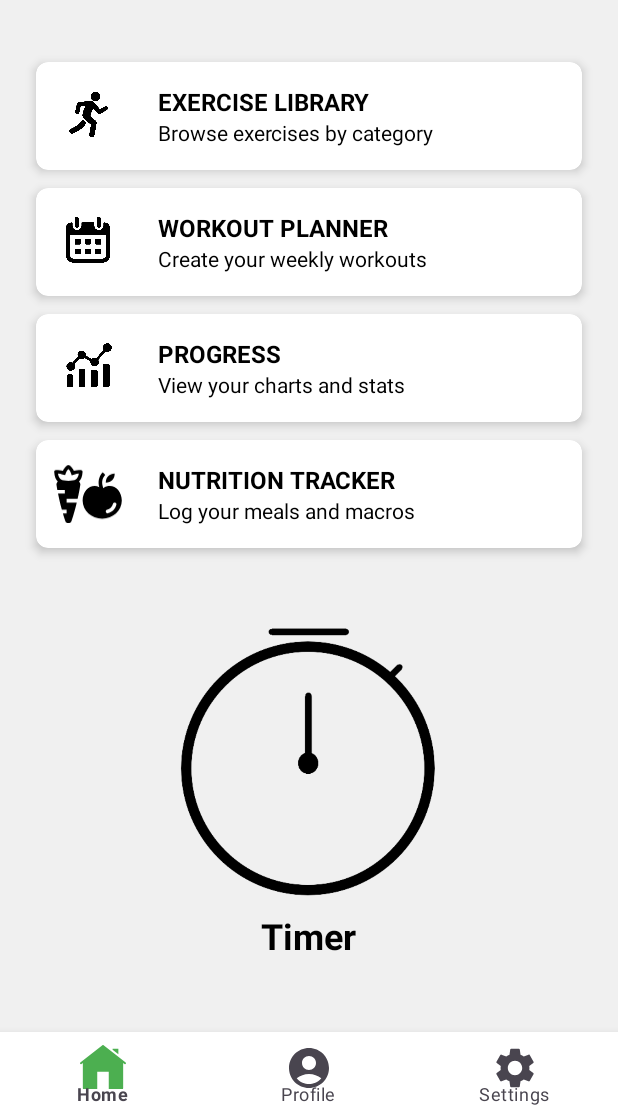
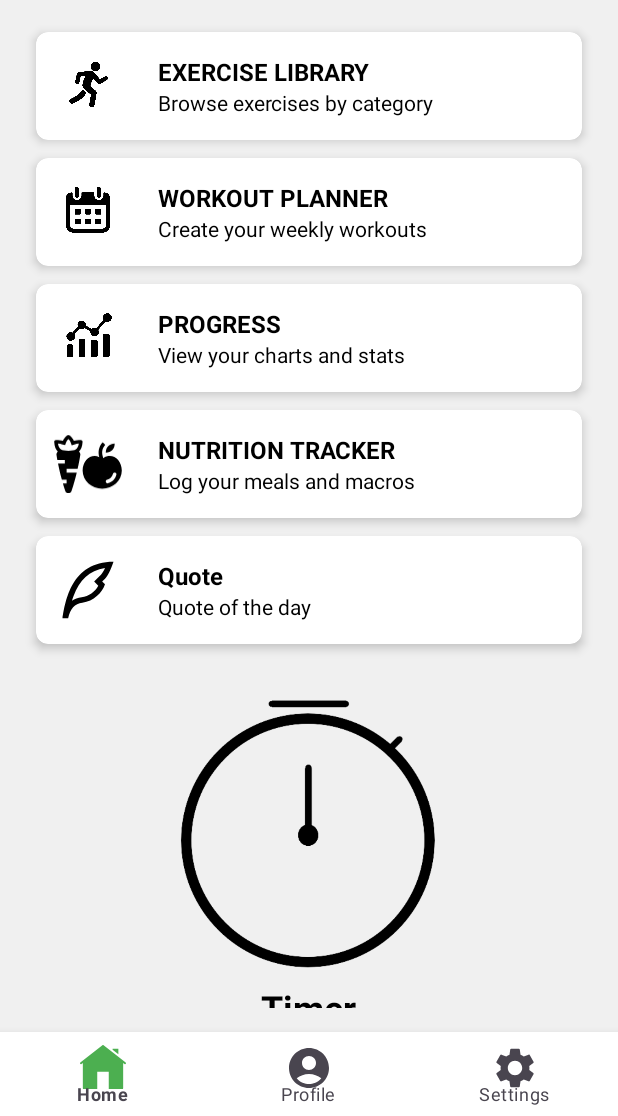
Before and after one commit to AndrijaDordevic/FitTrack, an Android app: the DashboardFragment screen opened through its navigation route, on a phone screen of 412 x 824 dp, the part 120-1236 px from its top. Run offline under Robolectric (Android 15) with nearby library versions, the phone set to English and light mode, and no system bars; our stand-ins replace Firebase (no records; nobody signed in at launch, a user with empty details on screens opened directly); 1 statement that could not run was skipped.

Commit message:
Added quote of the day

```diff
--- a/app/build.gradle
+++ b/app/build.gradle
@@ -58,6 +58,8 @@ dependencies {
     implementation libs.google.firebase.auth
     implementation libs.playServicesAuth
 
+    implementation libs.okhttp
+
 
     implementation libs.preference
     implementation libs.material
--- a/app/src/main/AndroidManifest.xml
+++ b/app/src/main/AndroidManifest.xml
@@ -1,5 +1,7 @@
 <manifest xmlns:android="http://schemas.android.com/apk/res/android"
     xmlns:tools="http://schemas.android.com/tools">
+
+    <uses-permission android:name="android.permission.INTERNET" />
 
     <uses-permission android:name="android.permission.POST_NOTIFICATIONS" />
 
@@ -9,6 +11,7 @@
         android:fullBackupContent="@xml/backup_rules"
         android:icon="@mipmap/ic_launcher"
         android:label="@string/app_name"
+        android:networkSecurityConfig="@xml/network_security_config"
         android:roundIcon="@mipmap/ic_launcher_round"
         android:supportsRtl="true"
         android:theme="@style/Theme.MyApplication"
--- /dev/null
+++ b/app/src/main/java/com/myapp/fitnessapp/data/QuoteRepository.java
@@ -0,0 +1,55 @@
+package com.myapp.fitnessapp.data;
+
+import android.content.Context;
+import android.content.SharedPreferences;
+import java.time.LocalDate;
+
+public class QuoteRepository {
+    private static final String PREFS_NAME   = "daily_quote_prefs";
+    private static final String KEY_DATE     = "quote_date";
+    private static final String KEY_QUOTE    = "quote_text";
+    private static final String KEY_AUTHOR   = "quote_author";
+
+    private final SharedPreferences prefs;
+    private final QuoteService       service;
+
+    public QuoteRepository(Context ctx) {
+        prefs   = ctx.getSharedPreferences(PREFS_NAME, Context.MODE_PRIVATE);
+        service = new QuoteService();
+    }
+
+    /**
+     * If we already fetched today’s quote, return it immediately.
+     * Otherwise fetch from network, save it, then return it.
+     */
+    public void getDailyQuote(QuoteService.QuoteCallback callback) {
+        String savedDate = prefs.getString(KEY_DATE, "");
+        String today     = LocalDate.now().toString(); // e.g. "2025-05-14"
+
+        if (today.equals(savedDate)) {
+            // already have today’s quote
+            String content = prefs.getString(KEY_QUOTE, "");
+            String author  = prefs.getString(KEY_AUTHOR, "");
+            callback.onSuccess(content, author);
+        } else {
+            // fetch fresh one
+            service.fetchQuote(new QuoteService.QuoteCallback() {
+                @Override
+                public void onSuccess(String content, String author) {
+                    // save for tomorrow
+                    prefs.edit()
+                            .putString(KEY_DATE,   today)
+                            .putString(KEY_QUOTE,  content)
+                            .putString(KEY_AUTHOR, author)
+                            .apply();
+                    callback.onSuccess(content, author);
+                }
+
+                @Override
+                public void onError(Exception e) {
+                    callback.onError(e);
+                }
+            });
+        }
+    }
+}
--- /dev/null
+++ b/app/src/main/java/com/myapp/fitnessapp/data/QuoteService.java
@@ -0,0 +1,59 @@
+package com.myapp.fitnessapp.data;
+
+import android.util.Log;
+import okhttp3.Call;
+import okhttp3.OkHttpClient;
+import okhttp3.Request;
+import okhttp3.Response;
+import org.json.JSONObject;
+import java.io.IOException;
+
+public class QuoteService {
+    // Forismatic over HTTP
+    private static final String URL =
+            "http://api.forismatic.com/api/1.0/"
+                    + "?method=getQuote&format=json&lang=en";
+
+    private final OkHttpClient client = new OkHttpClient();
+
+    public interface QuoteCallback {
+        void onSuccess(String content, String author);
+        void onError(Exception e);
+    }
+
+    public void fetchQuote(QuoteCallback callback) {
+        Request request = new Request.Builder()
+                .url(URL)
+                .build();
+
+        client.newCall(request).enqueue(new okhttp3.Callback() {
+            @Override public void onFailure(Call call, IOException e) {
+                Log.e("QuoteService", "Network failure", e);
+                callback.onError(e);
+            }
+            @Override public void onResponse(Call call, Response response) {
+                try {
+                    if (!response.isSuccessful()) {
+                        String body = response.body() != null
+                                ? response.body().string()
+                                : "‹empty›";
+                        IOException ex = new IOException(
+                                "HTTP " + response.code() + ": " + body);
+                        Log.e("QuoteService", "Bad response", ex);
+                        callback.onError(ex);
+                        return;
+                    }
+                    String json = response.body().string();
+                    // Forismatic returns a single object
+                    JSONObject obj = new JSONObject(json);
+                    String content = obj.optString("quoteText", "No quote");
+                    String author  = obj.optString("quoteAuthor", "Unknown");
+                    callback.onSuccess(content, author);
+                } catch (Exception e) {
+                    Log.e("QuoteService", "Parsing error", e);
+                    callback.onError(e);
+                }
+            }
+        });
+    }
+}
--- a/app/src/main/java/com/myapp/fitnessapp/fragments/DashboardFragment.java
+++ b/app/src/main/java/com/myapp/fitnessapp/fragments/DashboardFragment.java
@@ -4,55 +4,98 @@ import android.os.Bundle;
 import android.view.LayoutInflater;
 import android.view.View;
 import android.view.ViewGroup;
+import android.widget.Toast;
+
 import androidx.annotation.NonNull;
 import androidx.annotation.Nullable;
+import androidx.appcompat.app.AlertDialog;
 import androidx.cardview.widget.CardView;
 import androidx.fragment.app.Fragment;
 import androidx.navigation.NavController;
 import androidx.navigation.fragment.NavHostFragment;
 
 import com.myapp.fitnessapp.R;
+import com.myapp.fitnessapp.data.QuoteRepository;
+import com.myapp.fitnessapp.data.QuoteService;
 
 public class DashboardFragment extends Fragment {
 
-    private CardView cardNutritionTracker, cardExerciseLibrary, cardWorkoutPlanner, cardProgress;
+    private CardView cardExerciseLibrary,
+            cardWorkoutPlanner,
+            cardProgress,
+            cardNutritionTracker,
+            cardQuoteOfDay;
     private View btnTimer;
+    private NavController navController;
+
+    // Holds today's quote once loaded
+    private String dailyQuoteContent;
+    private String dailyQuoteAuthor;
 
     @Nullable
     @Override
-    public View onCreateView(@NonNull LayoutInflater inflater, @Nullable ViewGroup container, @Nullable Bundle savedInstanceState) {
-        // Inflate the fragment's layout
+    public View onCreateView(@NonNull LayoutInflater inflater,
+                             @Nullable ViewGroup container,
+                             @Nullable Bundle savedInstanceState) {
         return inflater.inflate(R.layout.fragment_dashboard, container, false);
     }
 
     @Override
-    public void onViewCreated(@NonNull View view, @Nullable Bundle savedInstanceState) {
+    public void onViewCreated(@NonNull View view,
+                              @Nullable Bundle savedInstanceState) {
         super.onViewCreated(view, savedInstanceState);
 
-        NavController navController = NavHostFragment.findNavController(this);
+        // 1) Navigation controller
+        navController = NavHostFragment.findNavController(this);
 
-
+        // 2) Find your cards & timer
         cardExerciseLibrary  = view.findViewById(R.id.cardExerciseLibrary);
         cardWorkoutPlanner   = view.findViewById(R.id.cardWorkoutPlanner);
         cardProgress         = view.findViewById(R.id.cardProgress);
         cardNutritionTracker = view.findViewById(R.id.cardNutritionTracker);
+        cardQuoteOfDay       = view.findViewById(R.id.cardQuoteOfDay);
         btnTimer             = view.findViewById(R.id.btnTimer);
 
+        // 3) Wire up nav on the main cards
         cardExerciseLibrary.setOnClickListener(v ->
-                navController.navigate(R.id.action_dashboard_to_exerciseLibrary)
-        );
+                navController.navigate(R.id.action_dashboard_to_exerciseLibrary));
         cardWorkoutPlanner.setOnClickListener(v ->
-                navController.navigate(R.id.action_dashboard_to_workoutPlanner)
-        );
+                navController.navigate(R.id.action_dashboard_to_workoutPlanner));
         cardProgress.setOnClickListener(v ->
-                navController.navigate(R.id.action_dashboard_to_progress)
-        );
+                navController.navigate(R.id.action_dashboard_to_progress));
         cardNutritionTracker.setOnClickListener(v ->
-                navController.navigate(R.id.action_dashboard_to_nutritionTracker)
-        );
+                navController.navigate(R.id.action_dashboard_to_nutritionTracker));
         btnTimer.setOnClickListener(v ->
-                navController.navigate(R.id.action_dashboard_to_timer)
-        );
+                navController.navigate(R.id.action_dashboard_to_timer));
 
+        // 4) Fetch & cache one quote per day
+        QuoteRepository repo = new QuoteRepository(requireContext());
+        repo.getDailyQuote(new QuoteService.QuoteCallback() {
+            @Override
+            public void onSuccess(String content, String author) {
+                dailyQuoteContent = content;
+                dailyQuoteAuthor  = author;
+            }
+            @Override
+            public void onError(Exception e) {
+                // leave content null to indicate failure
+                dailyQuoteContent = null;
+            }
+        });
+
+        // 5) Show pop-up when Quote card is tapped
+        cardQuoteOfDay.setOnClickListener(v -> {
+            if (dailyQuoteContent != null) {
+                new AlertDialog.Builder(requireContext())
+                        .setTitle("Quote of the day")
+                        .setMessage("“" + dailyQuoteContent + "”\n\n— " + dailyQuoteAuthor)
+                        .setPositiveButton(android.R.string.ok, null)
+                        .show();
+            } else {
+                Toast.makeText(requireContext(),
+                        "Quote is loading…",
+                        Toast.LENGTH_SHORT).show();
+            }
+        });
     }
 }
--- /dev/null
+++ b/app/src/main/res/drawable-night/quill.xml
@@ -0,0 +1,9 @@
+<vector xmlns:android="http://schemas.android.com/apk/res/android"
+    android:width="24dp"
+    android:height="24dp"
+    android:viewportWidth="24"
+    android:viewportHeight="24">
+  <path
+      android:fillColor="#FFFFFF"
+      android:pathData="m6.94,14.036c-0.233,0.624 -0.43,1.2 -0.606,1.783 0.96,-0.697 2.101,-1.139 3.418,-1.304 2.513,-0.314 4.746,-1.973 5.876,-4.058l-1.456,-1.455 1.413,-1.415 1,-1.001c0.43,-0.43 0.915,-1.224 1.428,-2.368 -5.593,0.867 -9.018,4.292 -11.074,9.818zM17,9.001 L18,10c-1,3 -4,6 -8,6.5 -2.669,0.334 -4.336,2.167 -5.002,5.5h-1.998c1,-6 3,-20 18,-20 -1,2.997 -1.998,4.996 -2.997,5.997z"/>
+</vector>
--- /dev/null
+++ b/app/src/main/res/drawable/quill.xml
@@ -0,0 +1,9 @@
+<vector xmlns:android="http://schemas.android.com/apk/res/android"
+    android:width="24dp"
+    android:height="24dp"
+    android:viewportWidth="24"
+    android:viewportHeight="24">
+  <path
+      android:fillColor="#000000"
+      android:pathData="m6.94,14.036c-0.233,0.624 -0.43,1.2 -0.606,1.783 0.96,-0.697 2.101,-1.139 3.418,-1.304 2.513,-0.314 4.746,-1.973 5.876,-4.058l-1.456,-1.455 1.413,-1.415 1,-1.001c0.43,-0.43 0.915,-1.224 1.428,-2.368 -5.593,0.867 -9.018,4.292 -11.074,9.818zM17,9.001 L18,10c-1,3 -4,6 -8,6.5 -2.669,0.334 -4.336,2.167 -5.002,5.5h-1.998c1,-6 3,-20 18,-20 -1,2.997 -1.998,4.996 -2.997,5.997z"/>
+</vector>
--- a/app/src/main/res/layout/fragment_dashboard.xml
+++ b/app/src/main/res/layout/fragment_dashboard.xml
@@ -11,7 +11,6 @@
         android:layout_width="match_parent"
         android:layout_height="wrap_content">
 
-
         <!-- Exercise Library Card -->
         <androidx.cardview.widget.CardView
             android:id="@+id/cardExerciseLibrary"
@@ -19,8 +18,8 @@
             android:layout_height="72dp"
             android:layout_marginStart="8dp"
             android:layout_marginEnd="8dp"
+            android:layout_marginTop="5dp"
             android:layout_marginBottom="12dp"
-            android:layout_marginTop="25dp"
             app:cardCornerRadius="8dp"
             app:cardElevation="4dp">
 
@@ -29,16 +28,14 @@
                 android:layout_height="match_parent"
                 android:padding="12dp">
 
-                <!-- Image -->
                 <ImageView
                     android:id="@+id/imgExerciseLibrary"
                     android:layout_width="45dp"
                     android:layout_height="52dp"
                     android:src="@drawable/library"
-                    android:layout_alignParentLeft="true"
+                    android:layout_alignParentStart="true"
                     android:layout_centerVertical="true" />
 
-                <!-- Text Layout -->
                 <LinearLayout
                     android:layout_width="match_parent"
                     android:layout_height="wrap_content"
@@ -55,7 +52,7 @@
                         android:textSize="16sp"
                         android:textStyle="bold"
                         android:gravity="start"
-                        android:textColor="?attr/colorOnBackground"/>
+                        android:textColor="?attr/colorOnBackground" />
 
                     <TextView
                         android:layout_width="match_parent"
@@ -63,7 +60,7 @@
                         android:text="Browse exercises by category"
                         android:textSize="14sp"
                         android:textColor="?attr/colorOnBackground"
-                    android:gravity="start" />
+                        android:gravity="start" />
                 </LinearLayout>
             </RelativeLayout>
         </androidx.cardview.widget.CardView>
@@ -73,9 +70,9 @@
             android:id="@+id/cardWorkoutPlanner"
             android:layout_width="match_parent"
             android:layout_height="72dp"
+            android:layout_below="@id/cardExerciseLibrary"
             android:layout_marginStart="8dp"
             android:layout_marginEnd="8dp"
-            android:layout_below="@id/cardExerciseLibrary"
             android:layout_marginBottom="12dp"
             app:cardCornerRadius="8dp"
             app:cardElevation="4dp">
@@ -85,16 +82,14 @@
                 android:layout_height="match_parent"
                 android:padding="12dp">
 
-                <!-- Image -->
                 <ImageView
                     android:id="@+id/imgWorkoutPlanner"
                     android:layout_width="45dp"
                     android:layout_height="52dp"
                     android:src="@drawable/calendar"
-                    android:layout_alignParentLeft="true"
+                    android:layout_alignParentStart="true"
                     android:layout_centerVertical="true" />
 
-                <!-- Text Layout -->
                 <LinearLayout
                     android:layout_width="match_parent"
                     android:layout_height="wrap_content"
@@ -111,7 +106,7 @@
                         android:textSize="16sp"
                         android:textStyle="bold"
                         android:gravity="start"
-                        android:textColor="?attr/colorOnBackground"/>
+                        android:textColor="?attr/colorOnBackground" />
 
                     <TextView
                         android:layout_width="match_parent"
@@ -119,7 +114,7 @@
                         android:text="Create your weekly workouts"
                         android:textSize="14sp"
                         android:textColor="?attr/colorOnBackground"
-                    android:gravity="start" />
+                        android:gravity="start" />
                 </LinearLayout>
             </RelativeLayout>
         </androidx.cardview.widget.CardView>
@@ -129,11 +124,10 @@
             android:id="@+id/cardProgress"
             android:layout_width="match_parent"
             android:layout_height="72dp"
+            android:layout_below="@id/cardWorkoutPlanner"
             android:layout_marginStart="8dp"
             android:layout_marginEnd="8dp"
-            android:layout_below="@id/cardWorkoutPlanner"
             android:layout_marginBottom="12dp"
-
             app:cardCornerRadius="8dp"
             app:cardElevation="4dp">
 
@@ -142,16 +136,14 @@
                 android:layout_height="match_parent"
                 android:padding="12dp">
 
-                <!-- Image -->
                 <ImageView
                     android:id="@+id/imgProgress"
                     android:layout_width="45dp"
                     android:layout_height="52dp"
                     android:src="@drawable/progress"
-                    android:layout_alignParentLeft="true"
+                    android:layout_alignParentStart="true"
                     android:layout_centerVertical="true" />
 
-                <!-- Text Layout -->
                 <LinearLayout
                     android:layout_width="match_parent"
                     android:layout_height="wrap_content"
@@ -168,7 +160,7 @@
                         android:textSize="16sp"
                         android:textStyle="bold"
                         android:gravity="start"
-                        android:textColor="?attr/colorOnBackground"/>
+                        android:textColor="?attr/colorOnBackground" />
 
                     <TextView
                         android:layout_width="match_parent"
@@ -176,19 +168,20 @@
                         android:text="View your charts and stats"
                         android:textSize="14sp"
                         android:textColor="?attr/colorOnBackground"
-                    android:gravity="start" />
+                        android:gravity="start" />
                 </LinearLayout>
             </RelativeLayout>
         </androidx.cardview.widget.CardView>
+
+        <!-- Nutrition Tracker Card -->
         <androidx.cardview.widget.CardView
             android:id="@+id/cardNutritionTracker"
             android:layout_width="match_parent"
             android:layout_height="72dp"
+            android:layout_below="@id/cardProgress"
             android:layout_marginStart="8dp"
             android:layout_marginEnd="8dp"
-            android:layout_below="@id/cardProgress"
             android:layout_marginBottom="12dp"
-
             app:cardCornerRadius="8dp"
             app:cardElevation="4dp">
 
@@ -202,8 +195,7 @@
                     android:layout_width="45dp"
                     android:layout_height="52dp"
                     android:src="@drawable/nutrition"
-                    android:layout_alignParentLeft="true"
-
+                    android:layout_alignParentStart="true"
                     android:layout_centerVertical="true" />
 
                 <LinearLayout
@@ -222,7 +214,7 @@
                         android:textSize="16sp"
                         android:textStyle="bold"
                         android:gravity="start"
-                        android:textColor="?attr/colorOnBackground"/>
+                        android:textColor="?attr/colorOnBackground" />
 
                     <TextView
                         android:layout_width="match_parent"
@@ -235,18 +227,72 @@
             </RelativeLayout>
         </androidx.cardview.widget.CardView>
 
+        <!-- Quote of the Day Card -->
+        <androidx.cardview.widget.CardView
+            android:id="@+id/cardQuoteOfDay"
+            android:layout_width="match_parent"
+            android:layout_height="72dp"
+            android:layout_below="@id/cardNutritionTracker"
+            android:layout_marginStart="8dp"
+            android:layout_marginEnd="8dp"
+            android:layout_marginBottom="12dp"
+            app:cardCornerRadius="8dp"
+            app:cardElevation="4dp">
+
+            <RelativeLayout
+                android:layout_width="match_parent"
+                android:layout_height="match_parent"
+                android:padding="12dp">
+
+                <ImageView
+                    android:id="@+id/imgQuoteOfDay"
+                    android:layout_width="45dp"
+                    android:layout_height="52dp"
+                    android:src="@drawable/quill"
+                    android:layout_alignParentStart="true"
+                    android:layout_centerVertical="true"/>
+
+                <LinearLayout
+                    android:layout_width="match_parent"
+                    android:layout_height="wrap_content"
+                    android:orientation="vertical"
+                    android:layout_toEndOf="@id/imgQuoteOfDay"
+                    android:layout_marginStart="24dp"
+                    android:layout_centerVertical="true">
+
+                    <TextView
+                        android:id="@+id/tvQuoteCardTitle"
+                        android:layout_width="match_parent"
+                        android:layout_height="wrap_content"
+                        android:text="Quote"
+                        android:textSize="16sp"
+                        android:textStyle="bold"
+                        android:textColor="?attr/colorOnBackground"/>
+
+                    <TextView
+                        android:id="@+id/tvQuoteCardDesc"
+                        android:layout_width="match_parent"
+                        android:layout_height="wrap_content"
+                        android:text="Quote of the day"
+                        android:textSize="14sp"
+                        android:textColor="?attr/colorOnBackground"/>
+                </LinearLayout>
+            </RelativeLayout>
+        </androidx.cardview.widget.CardView>
+
         <!-- Timer Button -->
         <ImageButton
             android:id="@+id/btnTimer"
             android:layout_width="218dp"
             android:layout_height="186dp"
-            android:layout_below="@id/cardProgress"
+            android:layout_below="@id/cardQuoteOfDay"
             android:layout_centerHorizontal="true"
-            android:layout_marginTop="120dp"
+            android:layout_marginTop="20dp"
             android:background="@null"
             android:contentDescription="Timer Button"
             android:scaleType="fitCenter"
-            android:src="@drawable/timer_button" />
+            android:src="@drawable/timer_button"/>
+
         <!-- Timer Label -->
         <TextView
             android:id="@+id/tvTimerLabel"
@@ -258,7 +304,7 @@
             android:text="Timer"
             android:textSize="24sp"
             android:textColor="?attr/colorOnBackground"
-            android:textStyle="bold" />
+            android:textStyle="bold"/>
 
     </RelativeLayout>
 </ScrollView>
--- /dev/null
+++ b/app/src/main/res/xml/network_security_config.xml
@@ -0,0 +1,7 @@
+<?xml version="1.0" encoding="utf-8"?>
+<network-security-config>
+    <domain-config cleartextTrafficPermitted="true">
+        <domain includeSubdomains="true">api.forismatic.com</domain>
+    </domain-config>
+    <base-config cleartextTrafficPermitted="false" />
+</network-security-config>
--- a/gradle/libs.versions.toml
+++ b/gradle/libs.versions.toml
@@ -27,6 +27,7 @@ profileinstaller = "1.4.1"
 navigationFragment = "2.8.9"
 navigationUi = "2.8.9"
 threetenabp = "1.4.5"
+okhttp = "4.10.0"
 
 [libraries]
 appcompat-v161 = { module = "androidx.appcompat:appcompat", version.ref = "appcompatVersion" }
@@ -61,6 +62,8 @@ profileinstaller = { module = "androidx.profileinstaller:profileinstaller", vers
 navigation-fragment = { group = "androidx.navigation", name = "navigation-fragment", version.ref = "navigationFragment" }
 navigation-ui = { group = "androidx.navigation", name = "navigation-ui", version.ref = "navigationUi" }
 threetenabp = { module = "com.jakewharton.threetenabp:threetenabp", version.ref = "threetenabp" }
+okhttp = { module = "com.squareup.okhttp3:okhttp", version.ref = "okhttp" }
+
 
 [plugins]
 android-application = { id = "com.android.application", version.ref = "agp" }
```
